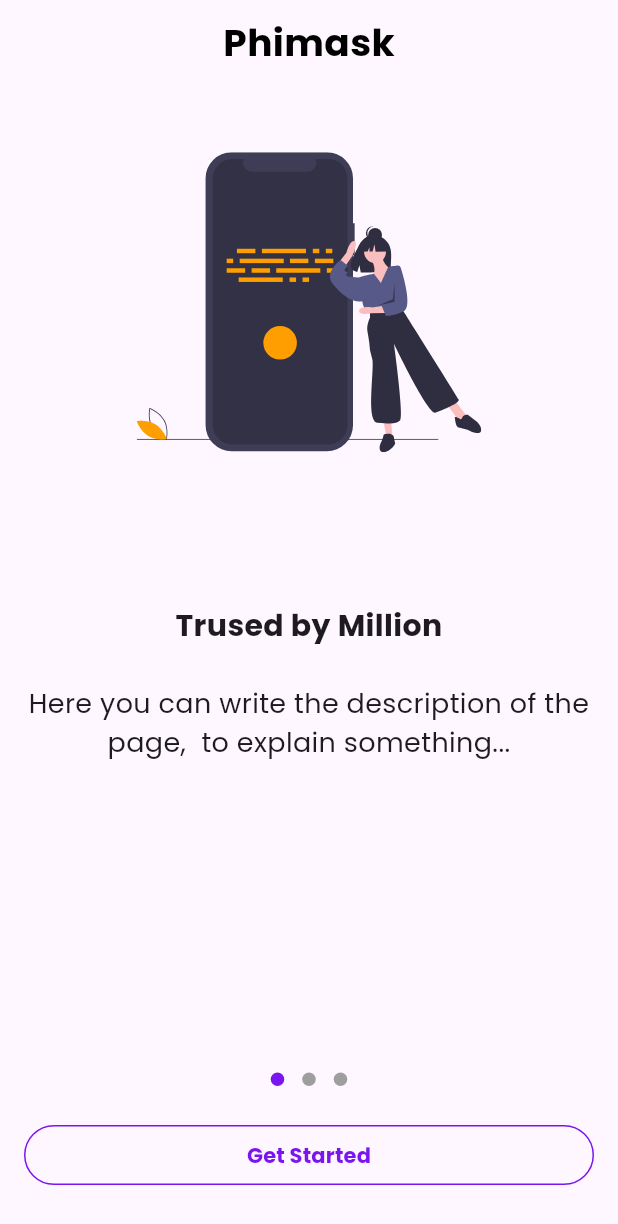
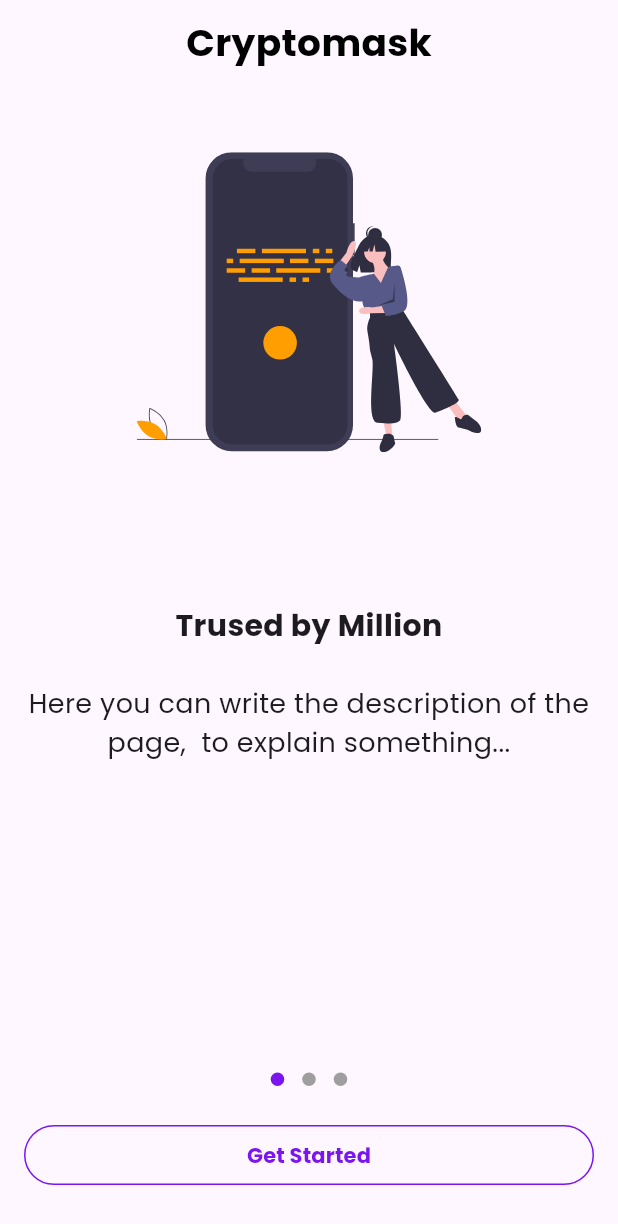
Before and after one commit to praveenvino39/BJ, a Flutter app: the screen it shows after launch, on a phone screen of 412 x 824 dp. Shown: the top 1224 px of the screen. Run offline on Flutter 3.47's test engine with Material 3 defaults, Android fonts, the phone set to English and light mode, and no system bars; drawn by our look-alikes of introduction_screen; our stand-ins replace bloc, cached_network_image, dash_chat_2, decimal, dio, equatable and 13 more; missing offline and left inert: bip39, clipboard_watcher, eth_sig_util, ethers, flutter_inappwebview, in_app_update and 7 more; accounts and stored records are empty; generated files the repository leaves out were written again; network calls fail.

Commit message:
Display name changed to Cryptomask

```diff
--- a/lib/config.dart
+++ b/lib/config.dart
@@ -1,4 +1,4 @@
-const String appName = "Phimask";
+const String appName = "Cryptomask";
 const infuraKey = "67ab155e260d4fd1a25ff446399b81f5";
 const aboutUrl = "https://docs.phi.network/phi-wiki/";
 const helpUrl = "https://phi.support/";
--- a/lib/l10n/app_en.arb
+++ b/lib/l10n/app_en.arb
@@ -1,5 +1,5 @@
 {
-  "appName": "Phimask",
+  "appName": "Cryptomask",
   "getStarted": "Get Started",
   "currentLanguage": "Current language",
   "trusedByMillion": "Trused by Million",
--- a/lib/l10n/app_es.arb
+++ b/lib/l10n/app_es.arb
@@ -1,5 +1,5 @@
 {
-    "appName": "Phimask",
+  "appName": "Cryptomask",
   "getStarted": "Comenzar",
   "currentLanguage": "Idioma actual",
   "trusedByMillion": "Trused por millones",
--- a/lib/l10n/transalation.dart
+++ b/lib/l10n/transalation.dart
@@ -47,7 +47,7 @@ class Translations {
 }
 
 var en = {
-  "appName": "Phimask",
+  "appName": "Cryptomask",
   'createWallet': "Create Wallet",
   'noRecent': "No recent transaction",
   "accepTermsWarning":
@@ -247,7 +247,7 @@ var en = {
 };
 
 var es = {
-  "appName": "Phimask",
+  "appName": "Cryptomask",
   "getStarted": "Comenzar",
   "currentLanguage": "Idioma actual",
   "trusedByMillion": "Trused por millones",
--- a/lib/ui/home/home_screen.dart
+++ b/lib/ui/home/home_screen.dart
@@ -393,19 +393,21 @@ class _HomeScreenState extends State<HomeScreen> with TickerProviderStateMixin {
                                         addHeight(SpacingSize.xs),
                                         Row(
                                           mainAxisAlignment:
-                                              MainAxisAlignment.center,
+                                              MainAxisAlignment.spaceBetween,
                                           children: [
+                                            addWidth(SpacingSize.s),
+                                            addWidth(SpacingSize.s),
                                             CustomIconButton(
                                               onPressed: onReceiveHandler,
                                               localizeKey: 'receive',
                                               iconData: Icons.call_received,
                                             ),
-                                            addWidth(SpacingSize.s),
                                             CustomIconButton(
                                               onPressed: onSendHandler,
                                               localizeKey: 'send',
                                               iconData: Icons.send,
                                             ),
+                                            addWidth(SpacingSize.s),
                                             addWidth(SpacingSize.s),
                                           ],
                                         ),
```
Lines whose indentation alone changed are shown as unchanged.
